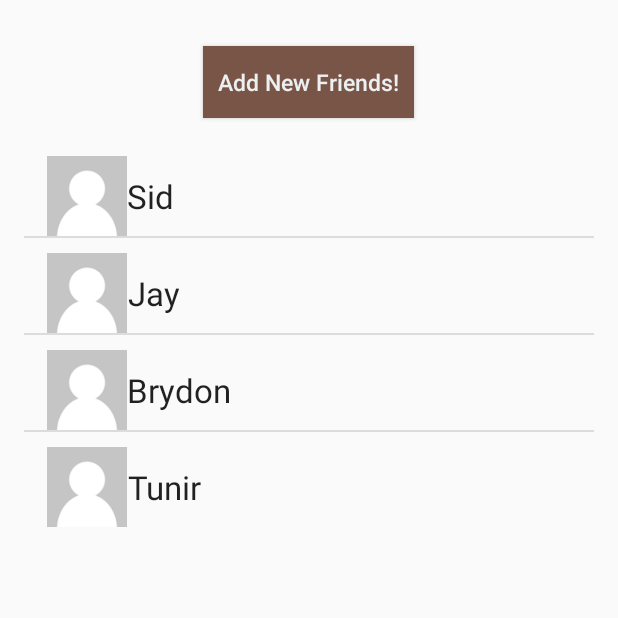
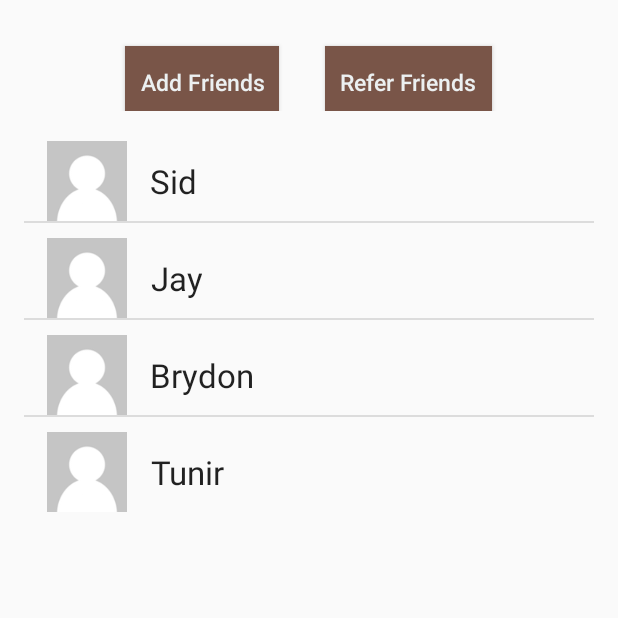
Before and after one commit to sidagrawal/StartUpWeekend, an Android app: the ListFriends screen opened directly, with no data from a screen before it, on a phone screen of 412 x 824 dp, the top half of it. Run offline under Robolectric (Android 15) with nearby library versions, the light colour scheme and no system bars.

Commit message:
refer friends button

```diff
--- a/app/src/main/res/layout/activity_list_friends.xml
+++ b/app/src/main/res/layout/activity_list_friends.xml
@@ -9,24 +9,45 @@
     android:paddingRight="@dimen/activity_horizontal_margin"
     android:paddingTop="@dimen/activity_vertical_margin">
 
-    <RelativeLayout
+
+
+    <LinearLayout
         android:layout_width="match_parent"
         android:layout_height="wrap_content"
-        style="@style/topBelowMargin">
+        android:orientation="horizontal"
+        android:gravity="center|center_vertical">
 
             <Button
                 android:layout_width="wrap_content"
                 android:layout_height="wrap_content"
-            android:text="Add New Friends!"
+                android:text="Add Friends"
                 android:textAllCaps="false"
-            android:id="@+id/button4"
+                android:id="@+id/add"
                 android:layout_marginTop="10dp"
                 style="@style/ColoredButton"
                 android:layout_centerInParent="true"
                 android:paddingLeft="10dp"
-            android:paddingRight="10dp"/>
+                android:paddingRight="10dp"
+                android:layout_marginRight="15dp"/>
 
-    </RelativeLayout>
+            <Button
+                android:layout_width="wrap_content"
+                android:layout_height="wrap_content"
+                android:text="Refer Friends"
+                android:textAllCaps="false"
+                android:id="@+id/refer"
+                android:layout_marginTop="10dp"
+                style="@style/ColoredButton"
+                android:layout_centerInParent="true"
+                android:paddingLeft="10dp"
+                android:paddingRight="10dp"
+                android:layout_marginLeft="15dp"/>
+
+    </LinearLayout>
+
+
+
+
 
     <ListView
         android:layout_width="wrap_content"
--- a/app/src/main/res/layout/friend_item_view.xml
+++ b/app/src/main/res/layout/friend_item_view.xml
@@ -23,6 +23,7 @@
             android:text="Screen Name"
             android:id="@+id/screenNameView"
             android:gravity="center|center_vertical"
+            android:layout_marginLeft="15dp"
             android:layout_marginRight="15dp"/>
 
 
```
Lines whose indentation alone changed are shown as unchanged.
